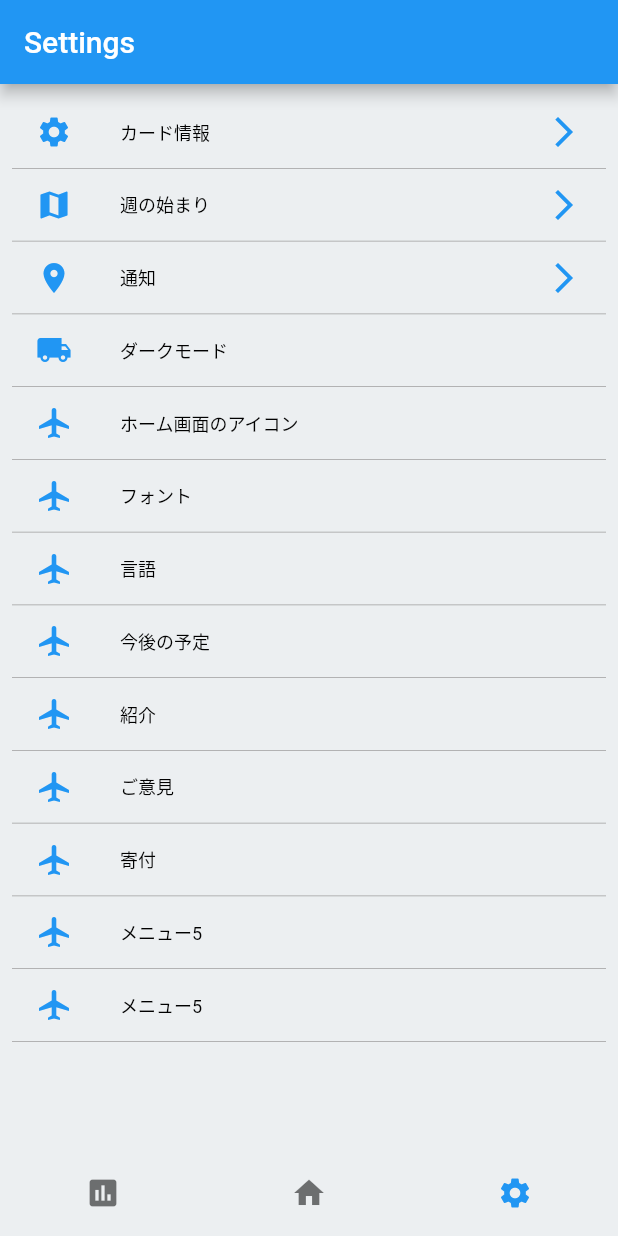
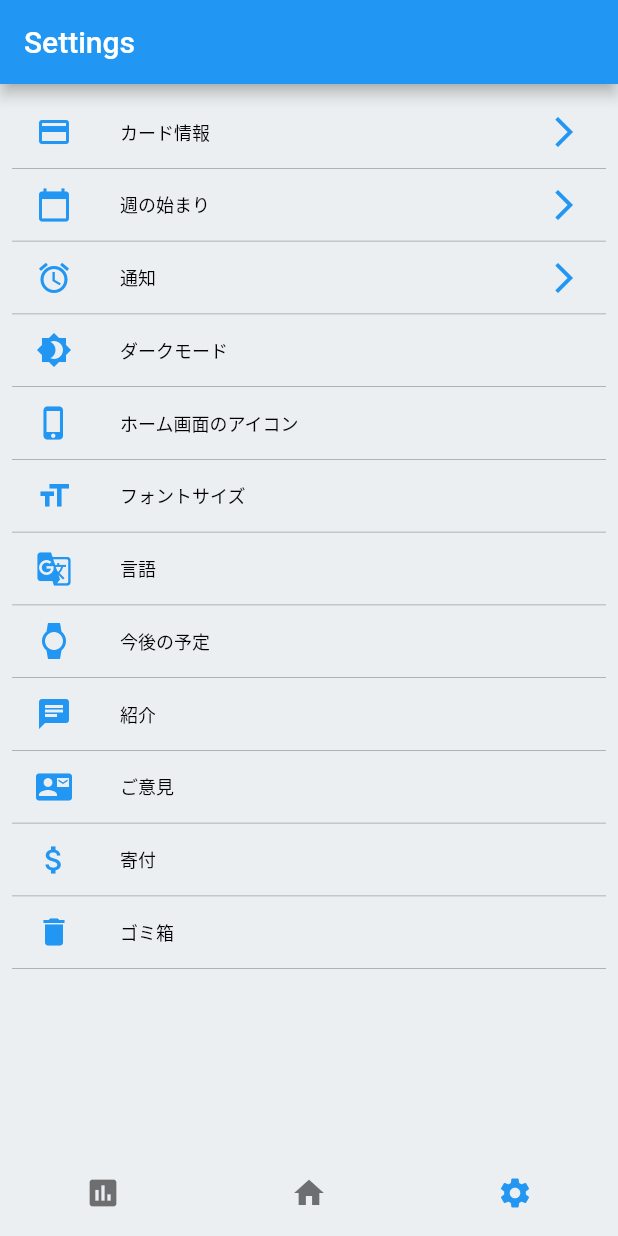
Before and after one commit to kyo-waku/Chobit, a Flutter app: the screen it shows after launch, item 3 of the bottom bar chosen, on a phone screen of 412 x 824 dp. Run offline on Flutter 3.47's test engine with Material 2 defaults, Android fonts, the phone set to English and light mode, and no system bars; missing offline and left inert: flutter_echarts, heatmap_calendar.

Commit message:
設定画面のアイコンとリストを更新

```diff
--- a/lib/settings.dart
+++ b/lib/settings.dart
@@ -1,4 +1,4 @@
-// import 'package:flutter/foundation.dart';
+import 'package:flutter/foundation.dart';
 import 'package:flutter/material.dart';
 
 class SettingsWidget extends StatelessWidget {
@@ -9,19 +9,20 @@ class SettingsWidget extends StatelessWidget {
         title: Text('Settings'),
       ),
       body: ListView(padding: const EdgeInsets.all(8), children: [
-        _menuItem("カード情報", Icon(Icons.settings), Icon(Icons.arrow_forward_ios)),
-        _menuItem("週の始まり", Icon(Icons.map), Icon(Icons.arrow_forward_ios)),
-        _menuItem("通知", Icon(Icons.room), Icon(Icons.arrow_forward_ios)),
-        _menuItem("ダークモード", Icon(Icons.local_shipping)),
-        _menuItem("ホーム画面のアイコン", Icon(Icons.airplanemode_active)),
-        _menuItem("フォント", Icon(Icons.airplanemode_active)),
-        _menuItem("言語", Icon(Icons.airplanemode_active)),
-        _menuItem("今後の予定", Icon(Icons.airplanemode_active)),
-        _menuItem("紹介", Icon(Icons.airplanemode_active)),
-        _menuItem("ご意見", Icon(Icons.airplanemode_active)),
-        _menuItem("寄付", Icon(Icons.airplanemode_active)),
-        _menuItem("メニュー5", Icon(Icons.airplanemode_active)),
-        _menuItem("メニュー5", Icon(Icons.airplanemode_active)),
+        _menuItem(
+            "カード情報", Icon(Icons.credit_card), Icon(Icons.arrow_forward_ios)),
+        _menuItem(
+            "週の始まり", Icon(Icons.calendar_today), Icon(Icons.arrow_forward_ios)),
+        _menuItem("通知", Icon(Icons.alarm), Icon(Icons.arrow_forward_ios)),
+        _menuItem("ダークモード", Icon(Icons.brightness_4)),
+        _menuItem("ホーム画面のアイコン", Icon(Icons.phone_iphone)),
+        _menuItem("フォントサイズ", Icon(Icons.format_size)),
+        _menuItem("言語", Icon(Icons.g_translate)),
+        _menuItem("今後の予定", Icon(Icons.watch)),
+        _menuItem("紹介", Icon(Icons.chat)),
+        _menuItem("ご意見", Icon(Icons.contact_mail)),
+        _menuItem("寄付", Icon(Icons.attach_money)),
+        _menuItem("ゴミ箱", Icon(Icons.delete)),
       ]),
     );
   }
```
